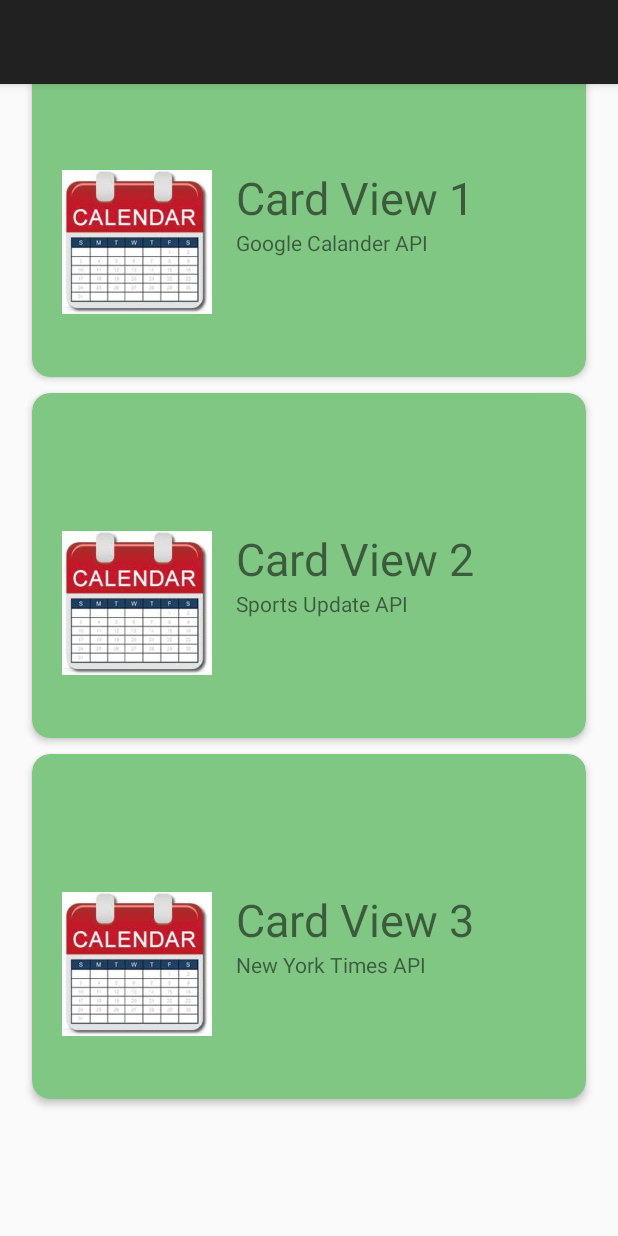
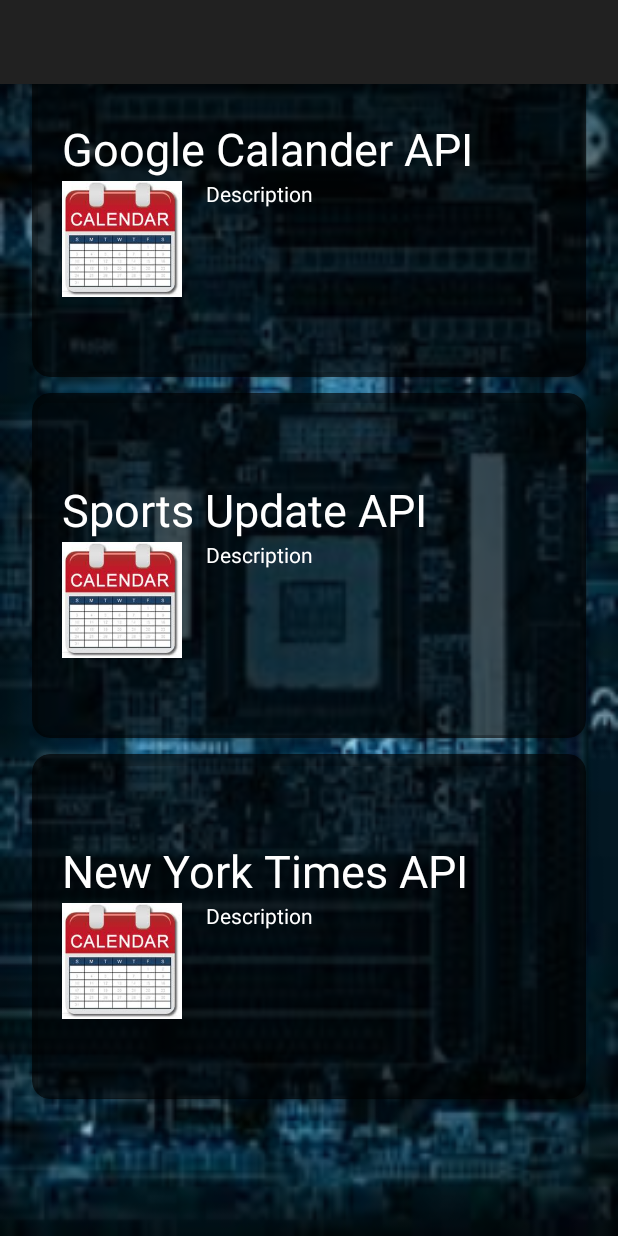
Before and after one commit to RafatKhandaker/GoogleWeatherApp, an Android app: the screen it shows after launch (CardDemoActivity), on a phone screen of 412 x 824 dp. Run offline under Robolectric (Android 15) with nearby library versions, the light colour scheme and no system bars.

Commit message:
updated layout alot better -RK

```diff
--- a/app/src/main/AndroidManifest.xml
+++ b/app/src/main/AndroidManifest.xml
@@ -16,6 +16,7 @@
                 <category android:name="android.intent.category.LAUNCHER" />
             </intent-filter>
         </activity>
+        <activity android:name=".Fragment.FragmentActivity"></activity>
     </application>
 
 </manifest>
--- a/app/src/main/java/com/delaroystudios/CardView_GoogleApp/Fragment/FragmentActivity.java
+++ b/app/src/main/java/com/delaroystudios/CardView_GoogleApp/Fragment/FragmentActivity.java
@@ -21,13 +21,13 @@
         setContentView(R.layout.fragment_container);
 
         switch(checkLaunchValue){
-            case 0:
+            case 1:
                 launchGoogleCalanderFragment();
                 break;
-            case 1:
+            case 2:
                 launchSportsFragment();
                 break;
-            case 2:
+            case 3:
                 launchNewYorkTimesFragment();
                 break;
             default:
--- a/app/src/main/java/com/delaroystudios/CardView_GoogleApp/Recycler/RecyclerAdapter.java
+++ b/app/src/main/java/com/delaroystudios/CardView_GoogleApp/Recycler/RecyclerAdapter.java
@@ -14,15 +14,15 @@
 public class RecyclerAdapter extends RecyclerView.Adapter<ViewHolder> {
 
     private String[] titles = {
-            "Card View 1",
-            "Card View 2",
-            "Card View 3",
+            "Google Calander API",
+            "Sports Update API",
+            "New York Times API",
            };
 
     private String[] details = {
-            "Google Calander API",
-            "Sports Update API",
-            "New York Times API"
+            "Description",
+            "Description",
+            "Description"
             };
 
     private int[] images = {
--- a/app/src/main/java/com/delaroystudios/CardView_GoogleApp/Recycler/ViewHolder.java
+++ b/app/src/main/java/com/delaroystudios/CardView_GoogleApp/Recycler/ViewHolder.java
@@ -31,7 +31,7 @@
         itemView.setOnClickListener(new View.OnClickListener() {
             @Override
             public void onClick(View v) {
-                positionClicked = getAdapterPosition();
+                positionClicked = getAdapterPosition()+1;
 
                 Snackbar.make(v, "Click detected on item " + positionClicked,
                         Snackbar.LENGTH_LONG)
--- a/app/src/main/res/layout/activity_card_demo.xml
+++ b/app/src/main/res/layout/activity_card_demo.xml
@@ -8,6 +8,7 @@
     android:paddingRight="@dimen/activity_horizontal_margin"
     android:paddingTop="@dimen/activity_vertical_margin"
     android:paddingBottom="@dimen/activity_vertical_margin"
+    android:background="@drawable/circuitboard_background"
     tools:context=".CardDemoActivity">
 
     <android.support.design.widget.CoordinatorLayout
@@ -17,7 +18,9 @@
         android:layout_width="match_parent"
         android:layout_height="match_parent"
         android:fitsSystemWindows="true"
-        tools:context=".CardDemoActivity" />
+        tools:context=".CardDemoActivity"
+        android:paddingBottom="50dp"
+        />
 
     <android.support.design.widget.AppBarLayout
         android:layout_height="wrap_content"
@@ -30,7 +33,7 @@
         android:layout_width="match_parent"
         android:layout_height="match_parent"
         app:layout_behavior="@string/appbar_scrolling_view_behavior"
-        android:layout_below="@+id/appBarLayout"
         android:layout_alignParentLeft="true"
-        android:layout_alignParentStart="true" />
+        android:layout_alignParentStart="true"
+        />
 </RelativeLayout>
--- a/app/src/main/res/layout/card_layout.xml
+++ b/app/src/main/res/layout/card_layout.xml
@@ -6,44 +6,50 @@
     android:layout_height="230dp"
     android:id="@+id/card_view"
     android:layout_margin="5dp"
-    card_view:cardBackgroundColor="#81C784"
+    card_view:cardBackgroundColor="#AA000000"
     card_view:cardCornerRadius="12dp"
     card_view:cardElevation="3dp"
     card_view:contentPadding="4dp"
+    card_view:contentPaddingTop="40dp"
     android:foreground="?selectableItemBackground"
-    android:clickable="true" >
+    android:clickable="true">
 
     <RelativeLayout
         android:layout_width="match_parent"
-        android:layout_height="wrap_content"
-        android:layout_marginTop="70dp"
+        android:layout_height="183dp"
+        android:layout_gravity="center"
         android:padding="16dp" >
 
+        <TextView
+            android:layout_width="match_parent"
+            android:layout_height="wrap_content"
+            android:textAlignment="center"
+            android:textColor="#FFFFFF"
+            android:id="@+id/item_title"
+            android:textSize="30sp"
+            android:layout_alignParentTop="true"
+            android:layout_alignParentLeft="true"
+            android:layout_alignParentStart="true" />
+
         <ImageView
-            android:layout_width="100dp"
-            android:layout_height="100dp"
+            android:layout_width="80dp"
+            android:layout_height="80dp"
             android:id="@+id/item_image"
             android:layout_alignParentLeft="true"
-            android:layout_alignParentTop="true"
+            android:layout_below="@id/item_title"
             android:layout_marginRight="16dp"
             />
 
+
         <TextView
-            android:layout_width="wrap_content"
+            android:layout_width="match_parent"
             android:layout_height="wrap_content"
-            android:id="@+id/item_title"
+            android:id="@+id/item_detail"
+            android:textColor="#FFFFFF"
             android:layout_toRightOf="@+id/item_image"
-            android:layout_alignParentTop="true"
-            android:textSize="30sp"
+            android:layout_below="@id/item_title"
             />
 
-        <TextView
-            android:layout_width="wrap_content"
-            android:layout_height="wrap_content"
-            android:id="@+id/item_detail"
-            android:layout_toRightOf="@+id/item_image"
-            android:layout_below="@+id/item_title"
-            />
 
     </RelativeLayout>
 </android.support.v7.widget.CardView>
--- a/app/src/main/res/layout/google_calander_fragment.xml
+++ b/app/src/main/res/layout/google_calander_fragment.xml
@@ -1,5 +1,5 @@
 <?xml version="1.0" encoding="utf-8"?>
-<Relativeayout xmlns:android="http://schemas.android.com/apk/res/android"
+<RelativeLayout xmlns:android="http://schemas.android.com/apk/res/android"
     android:orientation="vertical" android:layout_width="match_parent"
     android:layout_height="match_parent">
 
@@ -9,4 +9,4 @@
         android:layout_height="wrap_content"
         android:id="@+id/txt_view_google" />
 
-</Relativeayout>
+</RelativeLayout>
```
Also changed, not shown: app/src/main/res/drawable/circuitboard_background.jpg (added), 7 other files.
